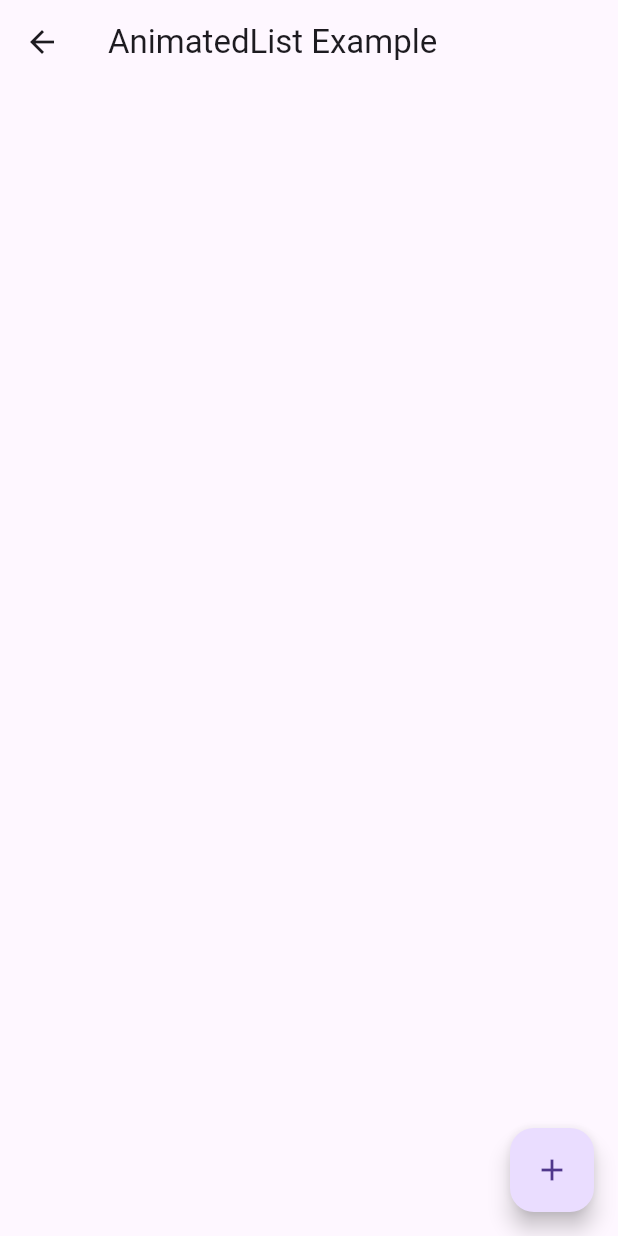
After one commit to mosayeb-masoumi/Animation-Flutter, a Flutter app: the AnimatedListPage screen opened directly, after a tap on the "add" icon, after a tap on the "delete" icon, on a phone screen of 412 x 824 dp. The commit adds this screen. Run offline on Flutter 3.47's test engine with Material 3 defaults, Android fonts, the phone set to English and light mode, and no system bars; our stand-ins replace accordion, animate_do, animated_text_kit, animated_toggle_switch, badges, cached_network_image and 36 more; missing offline and left inert: add_to_cart_animation, advanced_icon, animated_loading_border, animated_size_and_fade, circle_list, circular_menu and 8 more.

Commit message:
added AnimatedListPage

```diff
--- /dev/null
+++ b/lib/animated_list_page.dart
@@ -0,0 +1,102 @@
+import 'package:flutter/material.dart';
+
+class AnimatedListPage extends StatefulWidget {
+  const AnimatedListPage({super.key});
+
+  @override
+  State<AnimatedListPage> createState() => _AnimatedListPageState();
+}
+
+class _AnimatedListPageState extends State<AnimatedListPage> with SingleTickerProviderStateMixin {
+
+  final GlobalKey<AnimatedListState> _listKey = GlobalKey<AnimatedListState>();
+  final List<String> _items = [];
+  late AnimationController _controller;
+
+  @override
+  void initState() {
+    super.initState();
+
+    _controller = AnimationController(
+      vsync: this,
+      duration: const Duration(milliseconds: 400),
+    );
+  }
+
+  @override
+  void dispose() {
+    _controller.dispose();
+    super.dispose();
+  }
+
+  void _addItem() {
+    final int index = _items.length;
+    _items.add('Item ${index + 1}');
+    _listKey.currentState!.insertItem(index);
+
+    _controller.forward(from: 0);
+  }
+
+  void _removeItem(int index) {
+    final removedItem = _items.removeAt(index);
+
+    _listKey.currentState!.removeItem(
+      index,
+          (context, animation) {
+        return _buildItem(
+          removedItem,
+          animation,
+          removing: true,
+        );
+      },
+      duration: const Duration(milliseconds: 400),
+    );
+  }
+
+  @override
+  Widget build(BuildContext context) {
+    return Scaffold(
+      appBar: AppBar(title: const Text('AnimatedList Example')),
+      body: AnimatedList(
+        key: _listKey,
+        initialItemCount: _items.length,
+        itemBuilder: (context, index, animation) {
+          return _buildItem(_items[index], animation);
+        },
+      ),
+      floatingActionButton: FloatingActionButton(
+        onPressed: _addItem,
+        child: const Icon(Icons.add),
+      ),
+    );
+  }
+
+  Widget _buildItem(
+      String item,
+      Animation<double> animation, {
+        bool removing = false,
+      }) {
+    final fade = Tween<double>(begin: 0, end: 1).animate(animation);
+    final slide = Tween<Offset>(
+      begin: const Offset(1, 0),
+      end: Offset.zero,
+    ).animate(animation);
+
+    return FadeTransition(
+      opacity: fade,
+      child: SlideTransition(
+        position: slide,
+        child: Card(
+          margin: const EdgeInsets.symmetric(horizontal: 16, vertical: 8),
+          child: ListTile(
+            title: Text(item),
+            trailing: IconButton(
+              icon: const Icon(Icons.delete),
+              onPressed: removing ? null : () => _removeItem(_items.indexOf(item)),
+            ),
+          ),
+        ),
+      ),
+    );
+  }
+}
--- a/lib/home_page.dart
+++ b/lib/home_page.dart
@@ -8,6 +8,7 @@ import 'package:flutter_animation/animated_container_screen.dart';
 import 'package:flutter_animation/animated_cross_fade_page.dart';
 import 'package:flutter_animation/animated_default_text_style.dart';
 import 'package:flutter_animation/animated_icon_page.dart';
+import 'package:flutter_animation/animated_list_page.dart';
 import 'package:flutter_animation/auto_complete_page.dart';
 import 'package:flutter_animation/back_drop_filter/back_drop_filter1.dart';
 import 'package:flutter_animation/badges_page.dart';
@@ -129,6 +130,17 @@ class _HomePageState extends State<HomePage> {
                         );
                       },
                       child: Text("AnimatedToggleSwitchPage")),
+
+                  ElevatedButton(
+                      onPressed: () {
+                        Navigator.push(
+                          context,
+                          MaterialPageRoute(
+                              builder: (context) =>
+                              const AnimatedListPage()),
+                        );
+                      },
+                      child: Text("AnimatedList Page")),
 
                   ElevatedButton(
                       onPressed: () {
--- a/pubspec.yaml
+++ b/pubspec.yaml
@@ -165,6 +165,8 @@ dependencies:
 
   pie_timer: ^1.4.1
 
+  shared_preferences: ^2.0.13
+
 
 dev_dependencies:
   flutter_test:
```
Also changed, not shown: pubspec.lock.
